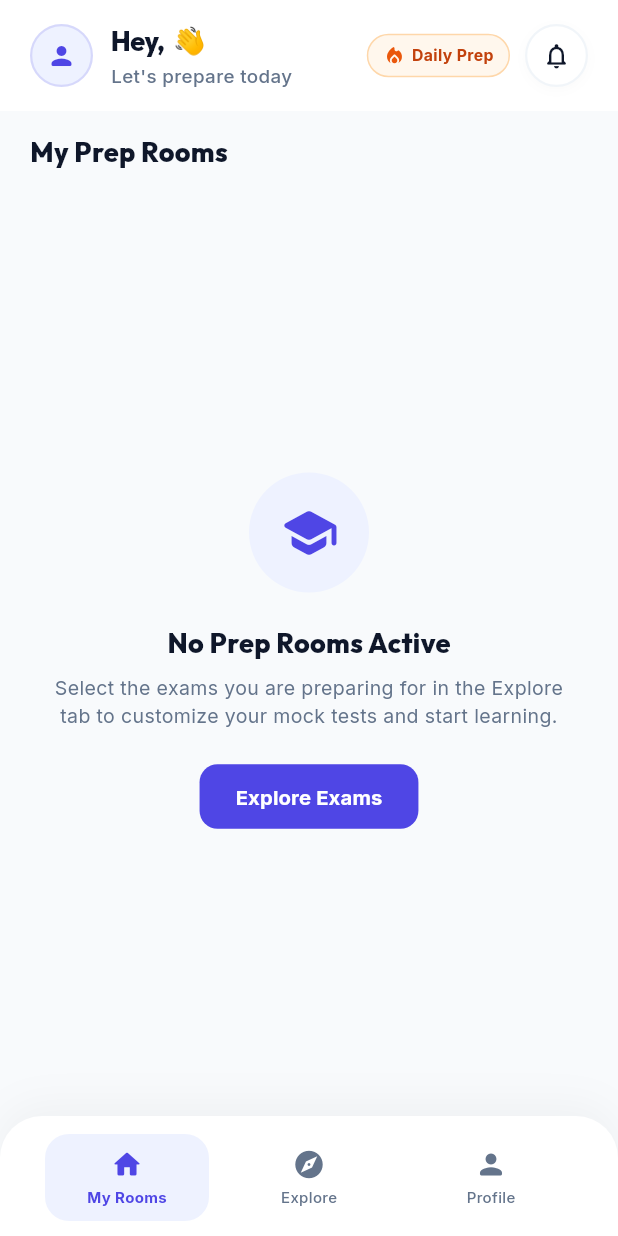
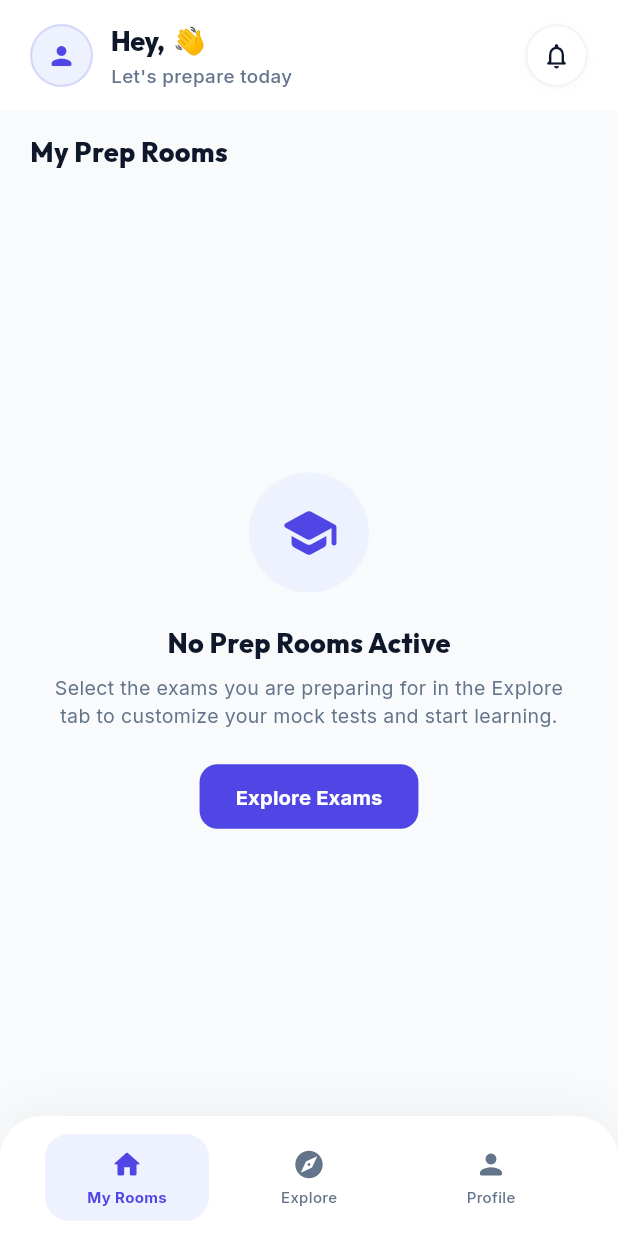
Before and after one commit to nitindhavan/exambullet, a Flutter app: the Home screen opened directly with empty values, on a phone screen of 412 x 824 dp. Run offline on Flutter 3.47's test engine with Material 3 defaults, Android fonts, the phone set to English and light mode, and no system bars; our stand-ins replace firebase_auth, firebase_core, firebase_database, google_fonts, google_sign_in, package_info_plus and 2 more; missing offline and left inert: dart:js_interop, flutter_cashfree_pg_sdk; accounts and stored records are empty.

Commit message:
fix: remove Daily Prep badge, fix status bar overlap, add Cashfree web payment & in-app browser detection
- Remove 'Daily Prep' streak badge from home header
- Fix Rooms and Explore tabs crossing status bar (SafeArea on Scaffold, remove manual topPadding)
- Rooms tab now scrolls: header + exam switcher scroll via NestedScrollView
- Cashfree web payment via JS SDK modal (index.html + dart:js_interop interop files)
- Detect Instagram/Facebook in-app browser and show 'Open in Chrome' interstitial
- Remove deprecated cashfree_pg package (was breaking Android build)
- Bump version to 1.0.1+2

Co-Authored-By: Claude Sonnet 4.6 <noreply@anthropic.com>

```diff
--- a/lib/screens/home.dart
+++ b/lib/screens/home.dart
@@ -106,14 +106,10 @@ class _HomeState extends State<Home> {
         }
 
 
-        final double topPadding = MediaQuery.of(context).padding.top;
-
         return Scaffold(
           backgroundColor: AppTheme.background,
           body: SafeArea(
-            top: false,
             child: _buildTabBody(
-              topPadding: topPadding,
               goalExams: goalExams,
               otherExams: otherExams,
               goalIds: goalIds,
@@ -131,7 +127,6 @@ class _HomeState extends State<Home> {
   }
 
   Widget _buildTabBody({
-    required double topPadding,
     required List<ExamModel> goalExams,
     required List<ExamModel> otherExams,
     required Set<String> goalIds,
@@ -139,32 +134,31 @@ class _HomeState extends State<Home> {
   }) {
     switch (_activeTab) {
       case 0:
-        return _buildRoomsTab(topPadding, goalExams, goalIds, examsLoading);
+        return _buildRoomsTab(goalExams, goalIds, examsLoading);
       case 1:
-        return _buildExploreTab(topPadding, allExams, goalIds, examsLoading);
+        return _buildExploreTab(allExams, goalIds, examsLoading);
       case 2:
         return _ProfileTab(
           user: widget.user,
           goalExams: goalExams,
           allExams: allExams,
-          topPadding: topPadding,
         );
       default:
         return const SizedBox();
     }
   }
 
-  Widget _buildRoomsTab(double topPadding, List<ExamModel> goalExams, Set<String> goalIds, bool examsLoading) {
+  Widget _buildRoomsTab(List<ExamModel> goalExams, Set<String> goalIds, bool examsLoading) {
     if (goalExams.isNotEmpty) {
       final containsSelected = goalExams.any((e) => e.id == _selectedRoomsExamId);
-      if (!containsSelected) {
-        _selectedRoomsExamId = goalExams.first.id;
-      }
+      if (!containsSelected) _selectedRoomsExamId = goalExams.first.id;
     } else {
       _selectedRoomsExamId = null;
     }
 
-    return Column(
+    // Header + section title (scrolls away)
+    Widget header = Column(
+      crossAxisAlignment: CrossAxisAlignment.start,
       children: [
         HomeHeader(
           user: widget.user,
@@ -176,55 +170,49 @@ class _HomeState extends State<Home> {
           child: Row(
             mainAxisAlignment: MainAxisAlignment.spaceBetween,
             children: [
-              Text(
-                'My Prep Rooms',
+              Text('My Prep Rooms',
                   style: GoogleFonts.outfit(
-                  color: AppTheme.textPrimary,
-                  fontSize: 18,
-                  fontWeight: FontWeight.w800,
-                ),
-              ),
+                      color: AppTheme.textPrimary, fontSize: 18, fontWeight: FontWeight.w800)),
               if (goalExams.isNotEmpty)
                 GestureDetector(
                   onTap: () => setState(() => _activeTab = 1),
-                  child: Text(
-                    'Manage',
+                  child: Text('Manage',
                       style: GoogleFonts.inter(
-                      color: AppTheme.primary,
-                      fontSize: 13,
-                      fontWeight: FontWeight.w700,
-                    ),
-                  ),
-                ),
-            ],
-          ),
-        ),
-        if (examsLoading)
+                          color: AppTheme.primary, fontSize: 13, fontWeight: FontWeight.w700)),
+                ),
+            ],
+          ),
+        ),
+      ],
+    );
+
+    if (examsLoading) {
+      return Column(
+        children: [
+          header,
           Expanded(
             child: ShimmerLoading(
-              builder: (context, color) {
-                return Padding(
+              builder: (context, color) => Padding(
                 padding: const EdgeInsets.symmetric(horizontal: 20),
                 child: Column(
                   children: [
                     const SizedBox(height: 8),
-                      // Mock top switcher
                     Row(
-                        children: List.generate(4, (index) => Container(
-                          width: 72,
-                          height: 72,
+                      children: List.generate(
+                        4,
+                        (_) => Container(
+                          width: 72, height: 72,
                           margin: const EdgeInsets.only(right: 16),
                           decoration: BoxDecoration(color: color, shape: BoxShape.circle),
-                        )),
+                        ),
+                      ),
                     ),
                     const SizedBox(height: 24),
-                      // Mock inner tabs
                     Container(
                       height: 46,
                       decoration: BoxDecoration(color: color, borderRadius: BorderRadius.circular(24)),
                     ),
                     const SizedBox(height: 16),
-                      // Mock list items
                     Expanded(
                       child: ListView.builder(
                         itemCount: 3,
@@ -237,11 +225,17 @@ class _HomeState extends State<Home> {
                     ),
                   ],
                 ),
-                );
-              },
-            ),
-          )
-        else if (goalExams.isEmpty)
+              ),
+            ),
+          ),
+        ],
+      );
+    }
+
+    if (goalExams.isEmpty) {
+      return Column(
+        children: [
+          header,
           Expanded(
             child: Center(
               child: Padding(
@@ -251,34 +245,18 @@ class _HomeState extends State<Home> {
                   children: [
                     Container(
                       padding: const EdgeInsets.all(20),
-                      decoration: const BoxDecoration(
-                        color: AppTheme.primaryLight,
-                        shape: BoxShape.circle,
-                      ),
-                      child: const Icon(
-                        Icons.school_rounded,
-                        color: AppTheme.primary,
-                        size: 40,
-                      ),
+                      decoration: const BoxDecoration(color: AppTheme.primaryLight, shape: BoxShape.circle),
+                      child: const Icon(Icons.school_rounded, color: AppTheme.primary, size: 40),
                     ),
                     const SizedBox(height: 20),
-                    Text(
-                      'No Prep Rooms Active',
+                    Text('No Prep Rooms Active',
                         style: GoogleFonts.outfit(
-                        color: AppTheme.textPrimary,
-                        fontSize: 18,
-                        fontWeight: FontWeight.w800,
-                      ),
-                    ),
+                            color: AppTheme.textPrimary, fontSize: 18, fontWeight: FontWeight.w800)),
                     const SizedBox(height: 8),
                     Text(
                       'Select the exams you are preparing for in the Explore tab to customize your mock tests and start learning.',
                       textAlign: TextAlign.center,
-                      style: GoogleFonts.inter(
-                        color: AppTheme.textSecondary,
-                        fontSize: 13,
-                        height: 1.45,
-                      ),
+                      style: GoogleFonts.inter(color: AppTheme.textSecondary, fontSize: 13, height: 1.45),
                     ),
                     const SizedBox(height: 20),
                     ElevatedButton(
@@ -287,28 +265,31 @@ class _HomeState extends State<Home> {
                         backgroundColor: AppTheme.primary,
                         foregroundColor: Colors.white,
                         elevation: 0,
-                        shape: RoundedRectangleBorder(
-                          borderRadius: BorderRadius.circular(12),
-                        ),
+                        shape: RoundedRectangleBorder(borderRadius: BorderRadius.circular(12)),
                         padding: const EdgeInsets.symmetric(horizontal: 24, vertical: 12),
                       ),
-                      child: Text(
-                        'Explore Exams',
-                        style: GoogleFonts.inter(
-                          fontWeight: FontWeight.w700,
-                          fontSize: 13.5,
-                        ),
-                      ),
-                    ),
-                  ],
-                ),
-              ),
-            ),
-          )
-        else ...[
-          // "Story Style" Circular Switcher Tabs
-          SizedBox(
-            height: 130, // Increased height to allow 3 lines of text
+                      child: Text('Explore Exams',
+                          style: GoogleFonts.inter(fontWeight: FontWeight.w700, fontSize: 13.5)),
+                    ),
+                  ],
+                ),
+              ),
+            ),
+          ),
+        ],
+      );
+    }
+
+    // Has goals: use NestedScrollView so header + exam switcher scroll,
+    // then the inner tab bar sticks and EmbeddedDashboard fills the rest.
+    final selectedExam = goalExams.firstWhere((e) => e.id == _selectedRoomsExamId);
+    return NestedScrollView(
+      headerSliverBuilder: (context, _) => [
+        SliverToBoxAdapter(child: header),
+        // Horizontal exam switcher scrolls with the header
+        SliverToBoxAdapter(
+          child: SizedBox(
+            height: 130,
             child: ListView.builder(
               scrollDirection: Axis.horizontal,
               padding: const EdgeInsets.symmetric(horizontal: 20, vertical: 8),
@@ -316,17 +297,12 @@ class _HomeState extends State<Home> {
               itemBuilder: (context, index) {
                 final exam = goalExams[index];
                 final isSelected = exam.id == _selectedRoomsExamId;
-
                 return Padding(
                   padding: const EdgeInsets.only(right: 16),
                   child: GestureDetector(
-                    onTap: () {
-                      setState(() {
-                        _selectedRoomsExamId = exam.id;
-                      });
-                    },
+                    onTap: () => setState(() => _selectedRoomsExamId = exam.id),
                     child: SizedBox(
-                      width: 72, // Fixed width to force text wrapping
+                      width: 72,
                       child: Column(
                         mainAxisSize: MainAxisSize.min,
                         children: [
@@ -345,13 +321,9 @@ class _HomeState extends State<Home> {
                               color: isSelected ? null : Colors.grey.shade200,
                             ),
                             child: Container(
-                              width: 48,
-                              height: 48,
+                              width: 48, height: 48,
                               padding: const EdgeInsets.all(3),
-                              decoration: const BoxDecoration(
-                                color: Colors.white,
-                                shape: BoxShape.circle,
-                              ),
+                              decoration: const BoxDecoration(color: Colors.white, shape: BoxShape.circle),
                               child: Container(
                                 decoration: BoxDecoration(
                                   color: AppTheme.primaryLight.withValues(alpha: 0.5),
@@ -361,11 +333,8 @@ class _HomeState extends State<Home> {
                                   child: Image.network(
                                     exam.icon,
                                     fit: BoxFit.cover,
-                                    errorBuilder: (_, __, ___) => const Icon(
-                                      Icons.school_rounded,
-                                      color: AppTheme.primary,
-                                      size: 22,
-                                    ),
+                                    errorBuilder: (_, __, ___) =>
+                                        const Icon(Icons.school_rounded, color: AppTheme.primary, size: 22),
                                   ),
                                 ),
                               ),
@@ -392,26 +361,17 @@ class _HomeState extends State<Home> {
               },
             ),
           ),
-          // Embedded Dashboard Inner Screen
-          if (_selectedRoomsExamId != null)
-            Expanded(
-              child: Builder(
-                builder: (context) {
-                  final selectedExam = goalExams.firstWhere((e) => e.id == _selectedRoomsExamId);
-                  return EmbeddedDashboard(
+        ),
+      ],
+      body: EmbeddedDashboard(
         key: ValueKey(selectedExam.id),
         exam: selectedExam,
         user: widget.user,
-                  );
-                },
-              ),
-            ),
-        ],
-      ],
-    );
-  }
-
-  Widget _buildExploreTab(double topPadding, List<ExamModel> allExams, Set<String> goalIds, bool examsLoading) {
+      ),
+    );
+  }
+
+  Widget _buildExploreTab(List<ExamModel> allExams, Set<String> goalIds, bool examsLoading) {
     final filteredExams = allExams.where((e) {
       final query = _exploreSearchQuery.toLowerCase();
       return e.name.toLowerCase().contains(query);
@@ -421,7 +381,7 @@ class _HomeState extends State<Home> {
       slivers: [
         SliverToBoxAdapter(
           child: Padding(
-            padding: EdgeInsets.fromLTRB(20, topPadding + 14, 20, 4),
+            padding: const EdgeInsets.fromLTRB(20, 14, 20, 4),
             child: Text(
               'Explore Exams',
               style: GoogleFonts.outfit(
@@ -1373,13 +1333,11 @@ class _ProfileTab extends StatefulWidget {
     required this.user,
     required this.goalExams,
     required this.allExams,
-    required this.topPadding,
   }) : super(key: key);
 
   final UserModel user;
   final List<ExamModel> goalExams;
   final List<ExamModel> allExams;
-  final double topPadding;
 
   @override
   State<_ProfileTab> createState() => _ProfileTabState();
@@ -1441,7 +1399,7 @@ class _ProfileTabState extends State<_ProfileTab> {
       child: Column(
         crossAxisAlignment: CrossAxisAlignment.start,
         children: [
-          SizedBox(height: widget.topPadding + 20),
+          const SizedBox(height: 20),
           Padding(
             padding: const EdgeInsets.symmetric(horizontal: 24, vertical: 8),
             child: Text(
--- a/lib/widgets/home/home_header.dart
+++ b/lib/widgets/home/home_header.dart
@@ -19,10 +19,9 @@ class HomeHeader extends StatelessWidget {
 
   @override
   Widget build(BuildContext context) {
-    final double topPadding = MediaQuery.of(context).padding.top;
     return Container(
       color: Colors.white,
-      padding: EdgeInsets.fromLTRB(20, topPadding + 14, 20, 14),
+      padding: const EdgeInsets.fromLTRB(20, 14, 20, 14),
       child: Column(
         crossAxisAlignment: CrossAxisAlignment.start,
         children: [
@@ -66,14 +65,8 @@ class HomeHeader extends StatelessWidget {
                 ),
               ),
               const SizedBox(width: 16),
-              // Right: Streak + Notifications
-              Row(
-                children: [
-                  _buildStreakBadge(),
-                  const SizedBox(width: 10),
-                  _NotificationBell(userId: user.uid),
-                ],
-              ),
+              // Right: Notifications
+              _NotificationBell(userId: user.uid),
             ],
           ),
         ],
@@ -125,35 +118,6 @@ class HomeHeader extends StatelessWidget {
     );
   }
 
-  Widget _buildStreakBadge() {
-    return Container(
-      padding: const EdgeInsets.symmetric(horizontal: 10, vertical: 6),
-      decoration: BoxDecoration(
-        color: const Color(0xffFFF7ED),
-        borderRadius: BorderRadius.circular(20),
-        border: Border.all(color: const Color(0xffFED7AA), width: 1),
-      ),
-      child: Row(
-        mainAxisSize: MainAxisSize.min,
-        children: [
-          const Icon(
-            Icons.local_fire_department_rounded,
-            color: Color(0xffEA580C),
-            size: 15,
-          ),
-          const SizedBox(width: 4),
-          Text(
-            'Daily Prep',
-            style: GoogleFonts.inter(
-              color: const Color(0xffC2410C),
-              fontSize: 10.5,
-              fontWeight: FontWeight.w700,
-            ),
-          ),
-        ],
-      ),
-    );
-  }
 }
 
 class _NotificationBell extends StatelessWidget {
--- a/pubspec.yaml
+++ b/pubspec.yaml
@@ -17,7 +17,7 @@ publish_to: 'none' # Remove this line if you wish to publish to pub.dev
 # https://developer.apple.com/library/archive/documentation/General/Reference/InfoPlistKeyReference/Articles/CoreFoundationKeys.html
 # In Windows, build-name is used as the major, minor, and patch parts
 # of the product and file versions while build-number is used as the build suffix.
-version: 1.0.0+1
+version: 1.0.1+2
 
 environment:
   sdk: '>=2.18.4 <3.0.0'
@@ -41,7 +41,6 @@ dependencies:
   firebase_database: ^11.3.10
   google_fonts: ^4.0.3
   google_sign_in: ^6.2.1
-  cashfree_pg: ^2.0.12+32
   http: ^1.6.0
   webview_flutter: ^4.13.1
   url_launcher: ^6.1.11
```
Also changed, not shown: pubspec.lock, 1 other file. Lines whose indentation alone changed are shown as unchanged.
